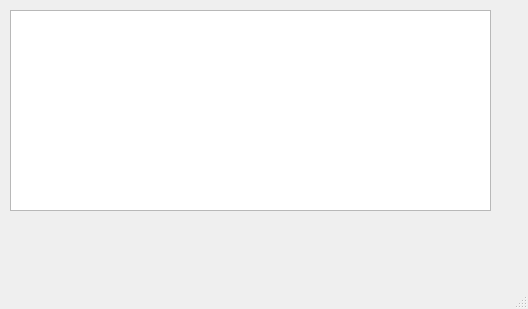
Above: calificacionesups.ui from LuisCOD369/ExamenP2 before the change. Below: the same form after it.
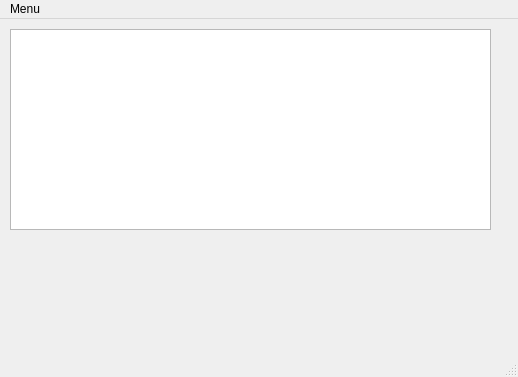
That is the form after the change.

```diff
--- a/calificacionesups.ui
+++ b/calificacionesups.ui
@@ -6,8 +6,8 @@
    <rect>
     <x>0</x>
     <y>0</y>
-    <width>528</width>
-    <height>309</height>
+    <width>518</width>
+    <height>377</height>
    </rect>
   </property>
   <property name="windowTitle">
@@ -30,10 +30,17 @@
     <rect>
      <x>0</x>
      <y>0</y>
-     <width>528</width>
+     <width>518</width>
      <height>21</height>
     </rect>
    </property>
+   <widget class="QMenu" name="menuMenu">
+    <property name="title">
+     <string>Menu</string>
+    </property>
+    <addaction name="actionGuardar"/>
+   </widget>
+   <addaction name="menuMenu"/>
   </widget>
   <widget class="QStatusBar" name="statusbar"/>
  </widget>
```
Left out of the diff: 5 changed lines with no effect on the pictures.
